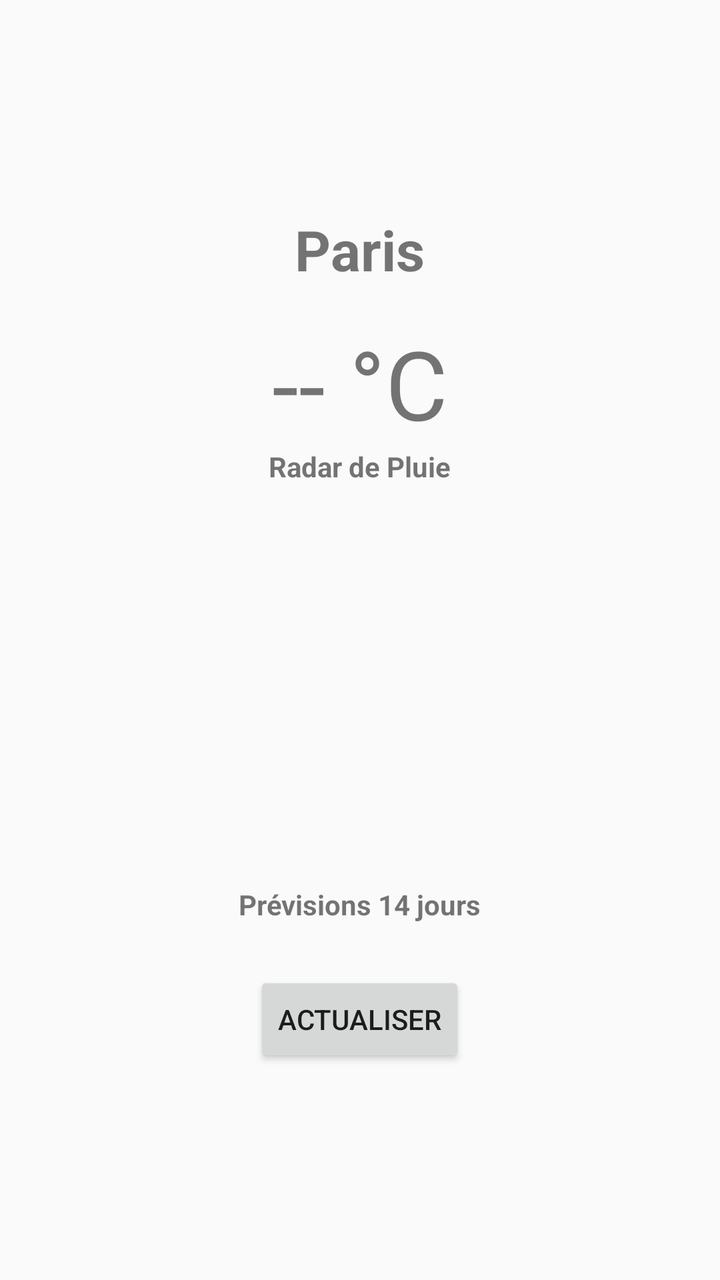
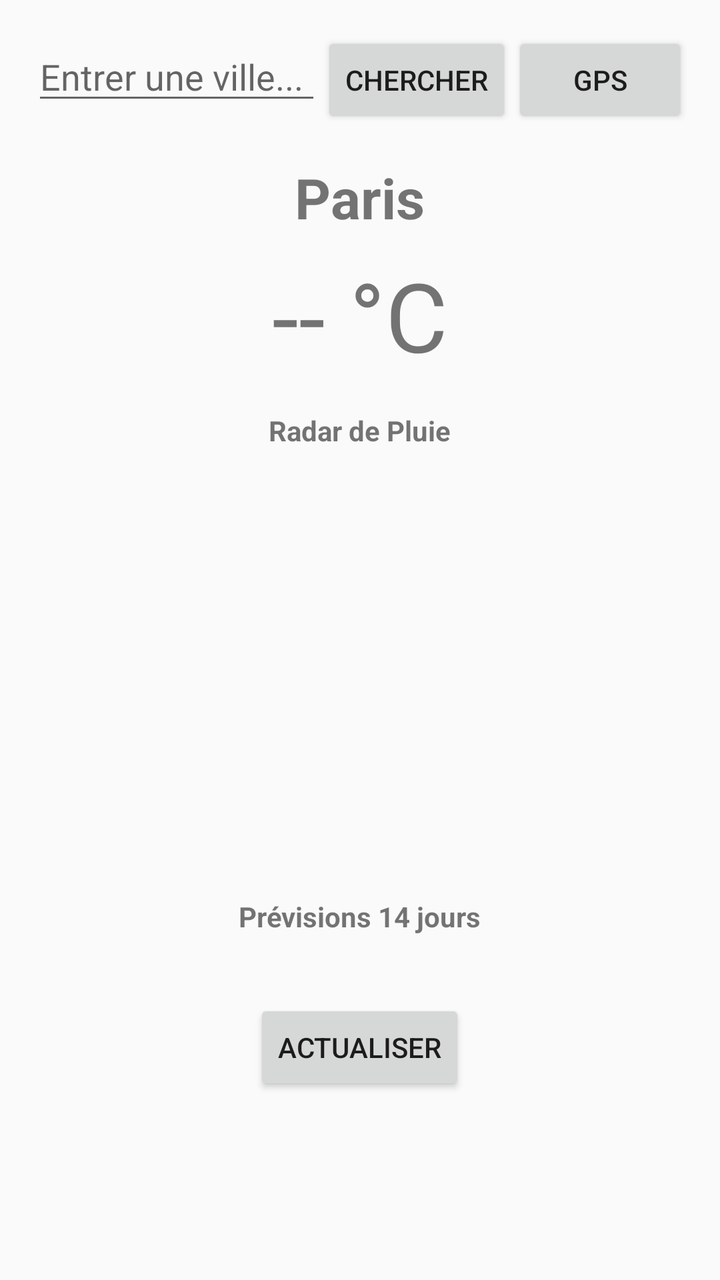

Two renders of the same Android screen: before a commit and after it. Below are the layout's source before the change and the commit's diff.
<!-- AndroidManifest.xml: application theme Theme.AppCompat.Light.NoActionBar -->
<!-- res/layout/activity_main.xml -->
<?xml version="1.0" encoding="utf-8"?>

<LinearLayout xmlns:android="http://schemas.android.com/apk/res/android"
    android:layout_width="match_parent"
    android:layout_height="match_parent"
    android:orientation="vertical"
    android:gravity="center"
    android:padding="16dp">

    <TextView
        android:id="@+id/tvCity"
        android:layout_width="wrap_content"
        android:layout_height="wrap_content"
        android:text="Paris"
        android:textSize="28sp"
        android:textStyle="bold" />

    <TextView
        android:id="@+id/tvTemp"
        android:layout_width="wrap_content"
        android:layout_height="wrap_content"
        android:text="-- °C"
        android:textSize="48sp"
        android:layout_marginTop="16dp" />
    
    <TextView
        android:layout_width="wrap_content"
        android:layout_height="wrap_content"
        android:text="Radar de Pluie"
        android:textStyle="bold" />
    
    <ImageView
        android:id="@+id/radarImageView"
        android:layout_width="match_parent"
        android:layout_height="200dp"
        android:scaleType="centerCrop" />
    
    
    <TextView
        android:layout_width="wrap_content"
        android:layout_height="wrap_content"
        android:text="Prévisions 14 jours"
        android:textStyle="bold" />
    
    <androidx.recyclerview.widget.RecyclerView
        android:id="@+id/forecastRecyclerView"
        android:layout_width="match_parent"
        android:layout_height="wrap_content"
        android:orientation="horizontal" />

    <Button
        android:id="@+id/btnRefresh"
        android:layout_width="wrap_content"
        android:layout_height="wrap_content"
        android:text="Actualiser"
        android:layout_marginTop="24dp" />
</LinearLayout>
<!-- resources referenced by this layout -->
<resources>

</resources>

<!-- the commit's change to res/layout/activity_main.xml (unified diff, before → after) -->
@@ -1,57 +1,97 @@
 <?xml version="1.0" encoding="utf-8"?>
 
-<LinearLayout xmlns:android="http://schemas.android.com/apk/res/android"
+<ScrollView xmlns:android="http://schemas.android.com/apk/res/android"
     android:layout_width="match_parent"
     android:layout_height="match_parent"
-    android:orientation="vertical"
-    android:gravity="center"
-    android:padding="16dp">
+    android:fillViewport="true">
 
-    <TextView
-        android:id="@+id/tvCity"
-        android:layout_width="wrap_content"
-        android:layout_height="wrap_content"
-        android:text="Paris"
-        android:textSize="28sp"
-        android:textStyle="bold" />
-
-    <TextView
-        android:id="@+id/tvTemp"
-        android:layout_width="wrap_content"
-        android:layout_height="wrap_content"
-        android:text="-- °C"
-        android:textSize="48sp"
-        android:layout_marginTop="16dp" />
-    
-    <TextView
-        android:layout_width="wrap_content"
-        android:layout_height="wrap_content"
-        android:text="Radar de Pluie"
-        android:textStyle="bold" />
-    
-    <ImageView
-        android:id="@+id/radarImageView"
-        android:layout_width="match_parent"
-        android:layout_height="200dp"
-        android:scaleType="centerCrop" />
-    
-    
-    <TextView
-        android:layout_width="wrap_content"
-        android:layout_height="wrap_content"
-        android:text="Prévisions 14 jours"
-        android:textStyle="bold" />
-    
-    <androidx.recyclerview.widget.RecyclerView
-        android:id="@+id/forecastRecyclerView"
+    <LinearLayout
         android:layout_width="match_parent"
         android:layout_height="wrap_content"
-        android:orientation="horizontal" />
+        android:orientation="vertical"
+        android:gravity="center_horizontal"
+        android:padding="16dp">
 
-    <Button
-        android:id="@+id/btnRefresh"
-        android:layout_width="wrap_content"
-        android:layout_height="wrap_content"
-        android:text="Actualiser"
-        android:layout_marginTop="24dp" />
-</LinearLayout>
+        
+        <LinearLayout
+            android:layout_width="match_parent"
+            android:layout_height="wrap_content"
+            android:orientation="horizontal"
+            android:layout_marginBottom="16dp">
+
+            <EditText
+                android:id="@+id/citySearchEditText"
+                android:layout_width="0dp"
+                android:layout_height="wrap_content"
+                android:layout_weight="1"
+                android:hint="Entrer une ville..." />
+
+            <Button
+                android:id="@+id/searchButton"
+                android:layout_width="wrap_content"
+                android:layout_height="wrap_content"
+                android:text="Chercher" />
+
+            <Button
+                android:id="@+id/gpsButton"
+                android:layout_width="wrap_content"
+                android:layout_height="wrap_content"
+                android:text="GPS" />
+        </LinearLayout>
+
+        
+        <TextView
+            android:id="@+id/tvCity"
+            android:layout_width="wrap_content"
+            android:layout_height="wrap_content"
+            android:text="Paris"
+            android:textSize="28sp"
+            android:textStyle="bold" />
+
+        <TextView
+            android:id="@+id/tvTemp"
+            android:layout_width="wrap_content"
+            android:layout_height="wrap_content"
+            android:text="-- °C"
+            android:textSize="48sp"
+            android:layout_marginTop="8dp" />
+
+        
+        <TextView
+            android:layout_width="wrap_content"
+            android:layout_height="wrap_content"
+            android:text="Radar de Pluie"
+            android:textStyle="bold"
+            android:layout_marginTop="16dp" />
+
+        <ImageView
+            android:id="@+id/radarImageView"
+            android:layout_width="match_parent"
+            android:layout_height="200dp"
+            android:scaleType="centerCrop"
+            android:layout_marginTop="8dp" />
+
+        
+        <TextView
+            android:layout_width="wrap_content"
+            android:layout_height="wrap_content"
+            android:text="Prévisions 14 jours"
+            android:textStyle="bold"
+            android:layout_marginTop="16dp" />
+
+        <androidx.recyclerview.widget.RecyclerView
+            android:id="@+id/forecastRecyclerView"
+            android:layout_width="match_parent"
+            android:layout_height="wrap_content"
+            android:orientation="horizontal"
+            android:layout_marginTop="8dp" />
+
+        <Button
+            android:id="@+id/btnRefresh"
+            android:layout_width="wrap_content"
+            android:layout_height="wrap_content"
+            android:text="Actualiser"
+            android:layout_marginTop="24dp" />
+
+    </LinearLayout>
+</ScrollView>
